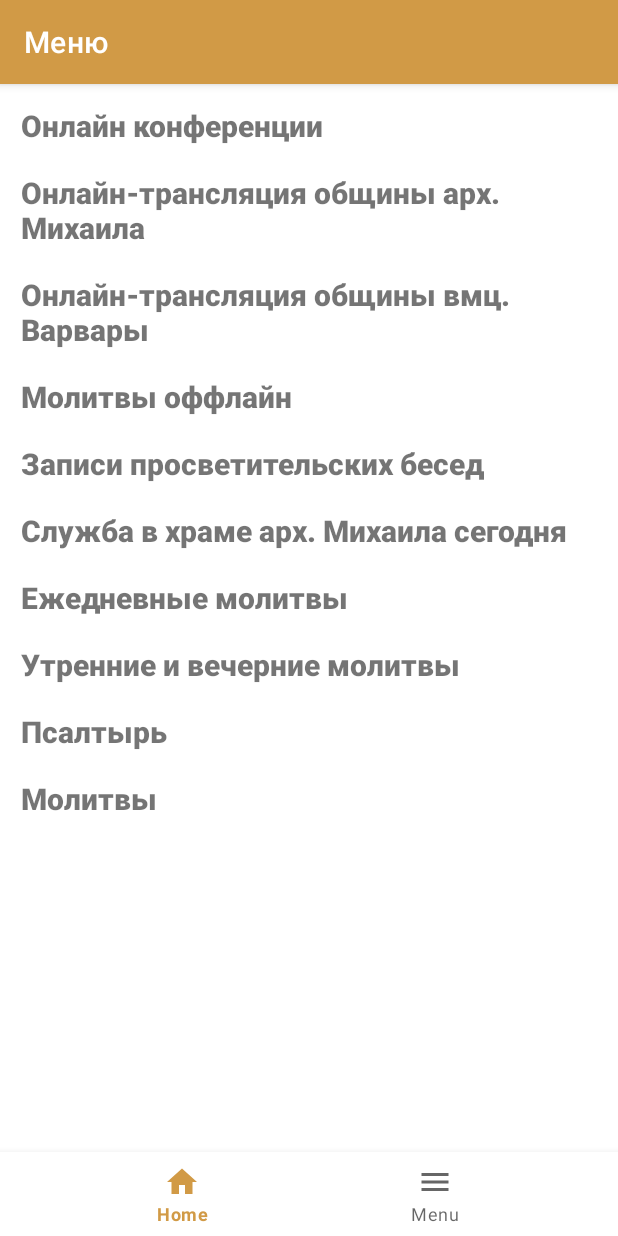
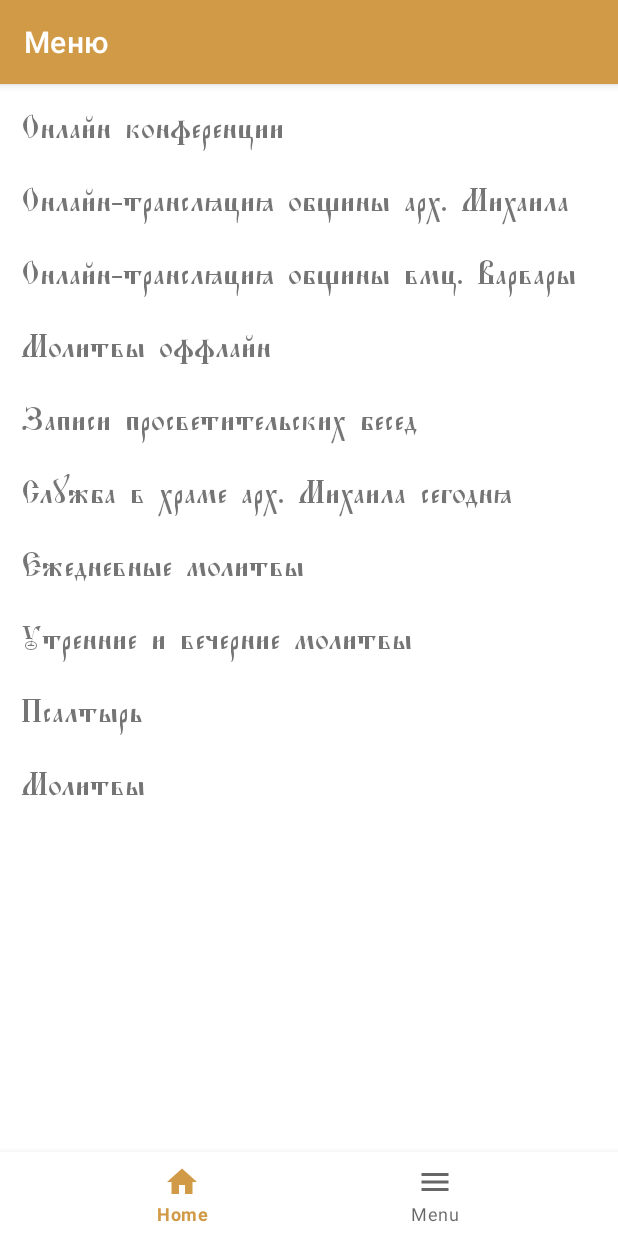
Before and after one commit to haniko135/akafist_mobile_app, an Android app: the Menu screen opened through its navigation route, on a phone screen of 412 x 824 dp. Run offline under Robolectric (Android 15) with nearby library versions, the phone set to English and light mode, and no system bars.

Commit message:
add font to pages

```diff
--- a/app/src/main/java/com/example/akafist/MainActivity.java
+++ b/app/src/main/java/com/example/akafist/MainActivity.java
@@ -80,6 +80,7 @@ public class MainActivity extends AppCompatActivity {
         if (allFiles != null){
             for (File file : allFiles) {
                 cleanTemps(file);
+                Log.i("CLEAN", file.getName());
             }
         }
         return  deleteFile.delete();
--- a/app/src/main/java/com/example/akafist/pojo/AudioFromYandex.java
+++ /dev/null
@@ -1,4 +0,0 @@
-package com.example.akafist.pojo;
-
-public class AudioFromYandex {
-}
--- a/app/src/main/res/layout/fragment_everyday.xml
+++ b/app/src/main/res/layout/fragment_everyday.xml
@@ -62,6 +62,7 @@
         android:layout_marginBottom="13dp"
         android:padding="10dp"
         android:text="@string/everyday_title"
+        android:fontFamily="@font/cyrillic_old"
         android:textAlignment="center"
         android:textSize="34sp"
         app:layout_constraintBottom_toTopOf="@+id/everyday_subtitle"
@@ -76,6 +77,7 @@
         android:layout_marginTop="4dp"
         android:padding="5dp"
         android:text="@string/everyday_subtitle"
+        android:fontFamily="@font/cyrillic_old"
         android:textSize="28sp"
         app:layout_constraintEnd_toEndOf="@+id/everyday_title"
         app:layout_constraintHorizontal_bias="0.498"
--- a/app/src/main/res/layout/fragment_menu.xml
+++ b/app/src/main/res/layout/fragment_menu.xml
@@ -14,124 +14,53 @@
 
         <TextView
             android:id="@+id/skype_confs"
-            android:layout_width="match_parent"
-            android:layout_height="wrap_content"
-            android:layout_margin="5dp"
-            android:background="#ffffff"
-            android:fontFamily="sans-serif-black"
-            android:padding="3dp"
-            android:paddingBottom="15dp"
-            android:text="@string/skype_confs"
-            android:textIsSelectable="false"
-            android:textSize="20sp" />
+            style="@style/menuBlock"
+            android:text="@string/skype_confs" />
 
         <TextView
             android:id="@+id/online_Michael"
-            android:layout_width="match_parent"
-            android:layout_height="wrap_content"
-            android:layout_margin="5dp"
-            android:background="#ffffff"
-            android:fontFamily="sans-serif-black"
-            android:padding="3dp"
-            android:text="@string/online_Michael_3"
-            android:textIsSelectable="false"
-            android:textSize="20sp" />
+            style="@style/menuBlock"
+            android:text="@string/online_Michael_3" />
 
         <TextView
             android:id="@+id/online_Varvara"
-            android:layout_width="match_parent"
-            android:layout_height="wrap_content"
-            android:layout_margin="5dp"
-            android:background="#ffffff"
-            android:fontFamily="sans-serif-black"
-            android:padding="3dp"
-            android:text="@string/online_Varvara_3"
-            android:textIsSelectable="false"
-            android:textSize="20sp" />
+            style="@style/menuBlock"
+            android:text="@string/online_Varvara_3" />
 
         <TextView
             android:id="@+id/offline_molitvy"
-            android:layout_width="match_parent"
-            android:layout_height="wrap_content"
-            android:layout_margin="5dp"
-            android:background="#ffffff"
-            android:fontFamily="sans-serif-black"
-            android:padding="3dp"
-            android:text="@string/molitvy_offline_3"
-            android:textIsSelectable="false"
-            android:textSize="20sp" />
+            style="@style/menuBlock"
+            android:text="@string/molitvy_offline_3" />
 
         <TextView
             android:id="@+id/links"
-            android:layout_width="match_parent"
-            android:layout_height="wrap_content"
-            android:layout_margin="5dp"
-            android:background="#ffffff"
-            android:fontFamily="sans-serif-black"
-            android:padding="3dp"
-            android:text="@string/links"
-            android:textIsSelectable="false"
-            android:textSize="20sp" />
+            style="@style/menuBlock"
+            android:text="@string/links" />
 
         <TextView
             android:id="@+id/day_Michael"
-            android:layout_width="match_parent"
-            android:layout_height="wrap_content"
-            android:layout_margin="5dp"
-            android:background="#ffffff"
-            android:fontFamily="sans-serif-black"
-            android:padding="3dp"
-            android:text="@string/day_Michael"
-            android:textIsSelectable="false"
-            android:textSize="20sp" />
+            style="@style/menuBlock"
+            android:text="@string/day_Michael" />
 
         <TextView
             android:id="@+id/everyday_title"
-            android:layout_width="match_parent"
-            android:layout_height="wrap_content"
-            android:layout_margin="5dp"
-            android:background="#ffffff"
-            android:fontFamily="sans-serif-black"
-            android:padding="3dp"
-            android:text="@string/everyday_title"
-            android:textIsSelectable="false"
-            android:textSize="20sp" />
+            style="@style/menuBlock"
+            android:text="@string/everyday_title" />
 
         <TextView
             android:id="@+id/morn_and_even_title"
-            android:layout_width="match_parent"
-            android:layout_height="wrap_content"
-            android:layout_margin="5dp"
-            android:background="#ffffff"
-            android:fontFamily="sans-serif-black"
-            android:padding="3dp"
-            android:text="@string/morn_and_even_title"
-            android:textIsSelectable="false"
-            android:textSize="20sp" />
+            style="@style/menuBlock"
+            android:text="@string/morn_and_even_title" />
 
         <TextView
             android:id="@+id/psaltir_title"
-            android:layout_width="match_parent"
-            android:layout_height="wrap_content"
-            android:layout_margin="5dp"
-            android:background="#ffffff"
-            android:fontFamily="sans-serif-black"
-            android:padding="3dp"
-            android:text="@string/psaltir_title"
-            android:textIsSelectable="false"
-            android:textSize="20sp" />
+            style="@style/menuBlock"
+            android:text="@string/psaltir_title" />
 
         <TextView
             android:id="@+id/molitvy_title"
-            android:layout_width="match_parent"
-            android:layout_height="wrap_content"
-            android:layout_margin="5dp"
-            android:background="#ffffff"
-            android:fontFamily="sans-serif-black"
-            android:padding="3dp"
-            android:text="@string/molitvy_title"
-            android:textIsSelectable="false"
-            android:textSize="20sp" />
+            style="@style/menuBlock"
+            android:text="@string/molitvy_title" />
 
     </LinearLayout>
 
--- a/app/src/main/res/layout/fragment_skypes.xml
+++ b/app/src/main/res/layout/fragment_skypes.xml
@@ -12,6 +12,7 @@
         android:layout_width="match_parent"
         android:layout_height="wrap_content"
         android:text="@string/skype_confs_title"
+        android:fontFamily="@font/cyrillic_old"
         android:textAlignment="center"
         android:textSize="34sp" />
 </ScrollView>
--- a/app/src/main/res/values/strings.xml
+++ b/app/src/main/res/values/strings.xml
@@ -23,6 +23,8 @@
     <string name="molitvy_offline_3">Молитвы оффлайн</string>
 
     <string name="links">Записи просветительских бесед</string>
+    <string name="links1">Записи</string>
+    <string name="links2">просветительских бесед</string>
 
     <string name="day_Michael">Служба в храме арх. Михаила сегодня</string>
 
--- a/app/src/main/res/values/styles.xml
+++ b/app/src/main/res/values/styles.xml
@@ -22,6 +22,15 @@
         <item name="android:layout_width">265dp</item>
         <item name="android:textAlignment">center</item>
     </style>
+    <style name="menuBlock">
+        <item name="android:layout_width">match_parent</item>
+        <item name="android:layout_height">wrap_content</item>
+        <item name="android:layout_margin">5dp</item>
+        <item name="android:fontFamily">@font/hirmos_ucs</item>
+        <item name="android:padding">3dp</item>
+        <item name="android:paddingBottom">15dp</item>
+        <item name="android:textSize">20sp</item>
+    </style>
 
     <style name="toolbarArrow" parent="TextAppearance.AppCompat.Button">
         <item name="android:textSize">14dp</item>
```
Also changed, not shown: app/src/main/java/com/example/akafist/fragments/LinksFragment.java (+5 -8 lines), app/src/main/java/com/example/akafist/service/DownloadFromYandexTask.java (+6 -12 lines), app/src/main/res/layout/fragment_home.xml (+23 -1 lines), app/src/main/res/layout/fragment_links.xml (+11 -18 lines).
